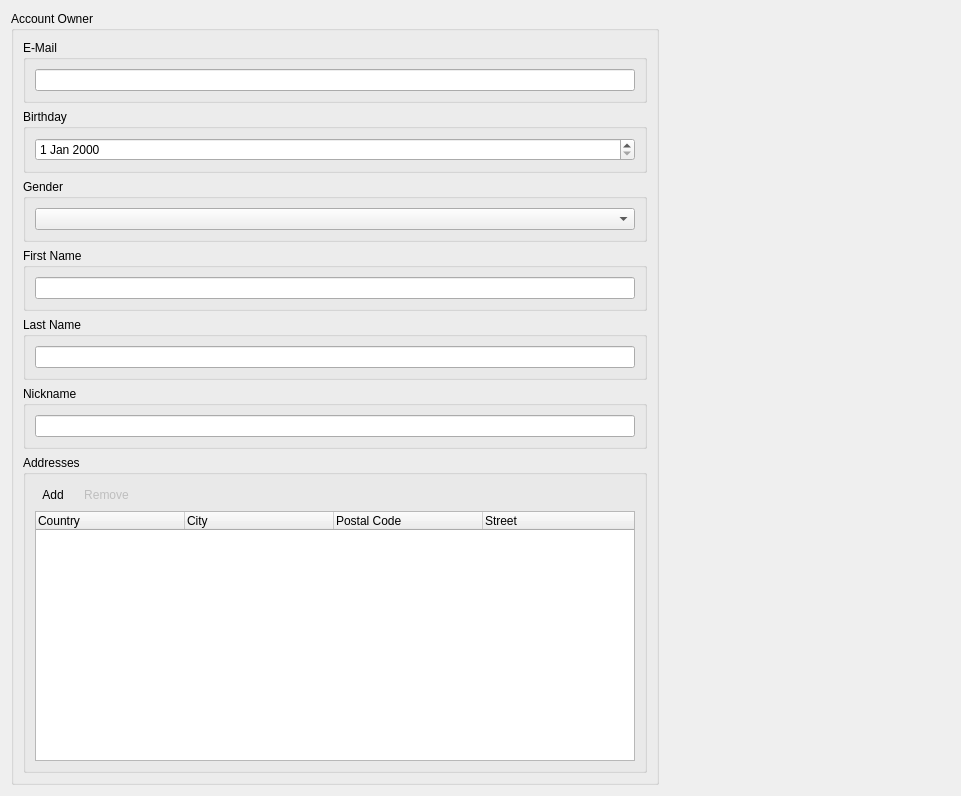
Before: the Qt Designer form Include/imtauthgui/CContactInfoEditorComp.ui in ImagingTools/ImtCore, drawn with Qt 5.
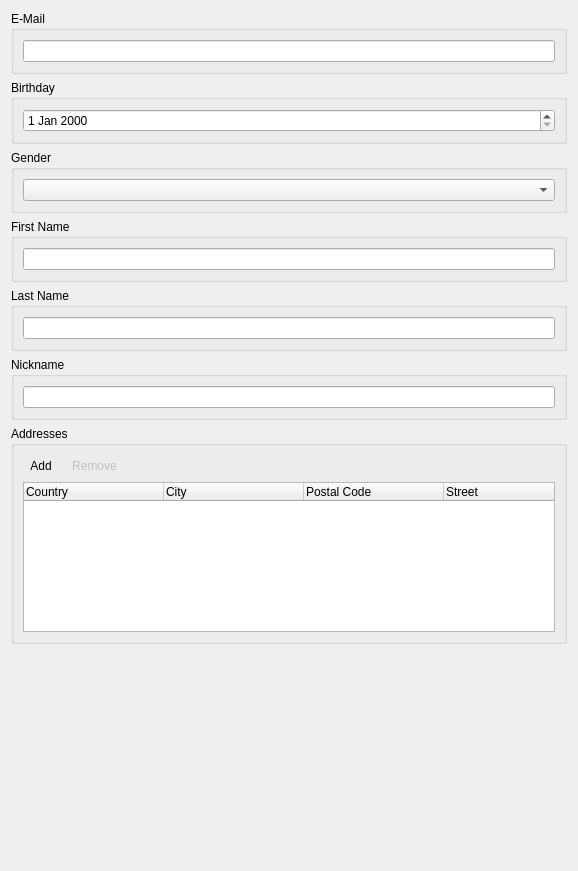
After: the same form once the commit is applied. Icons and pictures are not drawn.

```diff
--- a/Include/imtauthgui/CContactInfoEditorComp.ui
+++ b/Include/imtauthgui/CContactInfoEditorComp.ui
@@ -6,8 +6,8 @@
    <rect>
     <x>0</x>
     <y>0</y>
-    <width>961</width>
-    <height>775</height>
+    <width>578</width>
+    <height>871</height>
    </rect>
   </property>
   <property name="windowTitle">
@@ -16,30 +16,7 @@
   <property name="styleSheet">
    <string notr="true"/>
   </property>
-  <layout class="QHBoxLayout" name="horizontalLayout_2">
-   <item>
-    <layout class="QVBoxLayout" name="verticalLayout_8">
-     <property name="spacing">
-      <number>0</number>
-     </property>
-     <item>
-      <widget class="QGroupBox" name="groupBox">
-       <property name="title">
-        <string>Account Owner</string>
-       </property>
-       <layout class="QVBoxLayout" name="verticalLayout_7">
-        <property name="leftMargin">
-         <number>9</number>
-        </property>
-        <property name="topMargin">
-         <number>9</number>
-        </property>
-        <property name="rightMargin">
-         <number>9</number>
-        </property>
-        <property name="bottomMargin">
-         <number>9</number>
-        </property>
+  <layout class="QVBoxLayout" name="verticalLayout_7" stretch="1,1,1,1,1,1,1,1000">
         <item>
          <widget class="QGroupBox" name="EMailGroup">
           <property name="title">
@@ -47,14 +24,7 @@
           </property>
           <layout class="QVBoxLayout" name="verticalLayout_4">
            <item>
-            <widget class="QLineEdit" name="EMailEdit">
-             <property name="minimumSize">
-              <size>
-               <width>600</width>
-               <height>0</height>
-              </size>
-             </property>
-            </widget>
+       <widget class="QLineEdit" name="EMailEdit"/>
            </item>
           </layout>
          </widget>
@@ -66,14 +36,7 @@
           </property>
           <layout class="QVBoxLayout" name="verticalLayout_3">
            <item>
-            <widget class="QDateEdit" name="BirthdayEdit">
-             <property name="minimumSize">
-              <size>
-               <width>600</width>
-               <height>0</height>
-              </size>
-             </property>
-            </widget>
+       <widget class="QDateEdit" name="BirthdayEdit"/>
            </item>
           </layout>
          </widget>
@@ -85,14 +48,7 @@
           </property>
           <layout class="QVBoxLayout" name="verticalLayout_4">
            <item>
-            <widget class="QComboBox" name="GenderCombo">
-             <property name="minimumSize">
-              <size>
-               <width>600</width>
-               <height>0</height>
-              </size>
-             </property>
-            </widget>
+       <widget class="QComboBox" name="GenderCombo"/>
            </item>
           </layout>
          </widget>
@@ -104,14 +60,7 @@
           </property>
           <layout class="QVBoxLayout" name="verticalLayout_2">
            <item>
-            <widget class="QLineEdit" name="FirstNameEdit">
-             <property name="minimumSize">
-              <size>
-               <width>600</width>
-               <height>0</height>
-              </size>
-             </property>
-            </widget>
+       <widget class="QLineEdit" name="FirstNameEdit"/>
            </item>
           </layout>
          </widget>
@@ -123,14 +72,7 @@
           </property>
           <layout class="QVBoxLayout" name="verticalLayout_5">
            <item>
-            <widget class="QLineEdit" name="LastNameEdit">
-             <property name="minimumSize">
-              <size>
-               <width>600</width>
-               <height>0</height>
-              </size>
-             </property>
-            </widget>
+       <widget class="QLineEdit" name="LastNameEdit"/>
            </item>
           </layout>
          </widget>
@@ -142,14 +84,7 @@
           </property>
           <layout class="QVBoxLayout" name="verticalLayout_6">
            <item>
-            <widget class="QLineEdit" name="NicknameEdit">
-             <property name="minimumSize">
-              <size>
-               <width>600</width>
-               <height>0</height>
-              </size>
-             </property>
-            </widget>
+       <widget class="QLineEdit" name="NicknameEdit"/>
            </item>
           </layout>
          </widget>
@@ -212,8 +147,8 @@
             <widget class="QTreeWidget" name="Addresses">
              <property name="minimumSize">
               <size>
-               <width>600</width>
-               <height>250</height>
+          <width>0</width>
+          <height>150</height>
               </size>
              </property>
              <property name="selectionMode">
@@ -223,7 +158,7 @@
               <number>0</number>
              </property>
              <attribute name="headerDefaultSectionSize">
-              <number>149</number>
+         <number>140</number>
              </attribute>
              <column>
               <property name="text">
@@ -250,9 +185,6 @@
           </layout>
          </widget>
         </item>
-       </layout>
-      </widget>
-     </item>
      <item>
       <spacer name="verticalSpacer">
        <property name="orientation">
@@ -261,22 +193,7 @@
        <property name="sizeHint" stdset="0">
         <size>
          <width>464</width>
-         <height>13</height>
-        </size>
-       </property>
-      </spacer>
-     </item>
-    </layout>
-   </item>
-   <item>
-    <spacer name="horizontalSpacer_2">
-     <property name="orientation">
-      <enum>Qt::Horizontal</enum>
-     </property>
-     <property name="sizeHint" stdset="0">
-      <size>
-       <width>332</width>
-       <height>20</height>
+       <height>235</height>
       </size>
      </property>
     </spacer>
```
Lines whose indentation alone changed are shown as unchanged.
